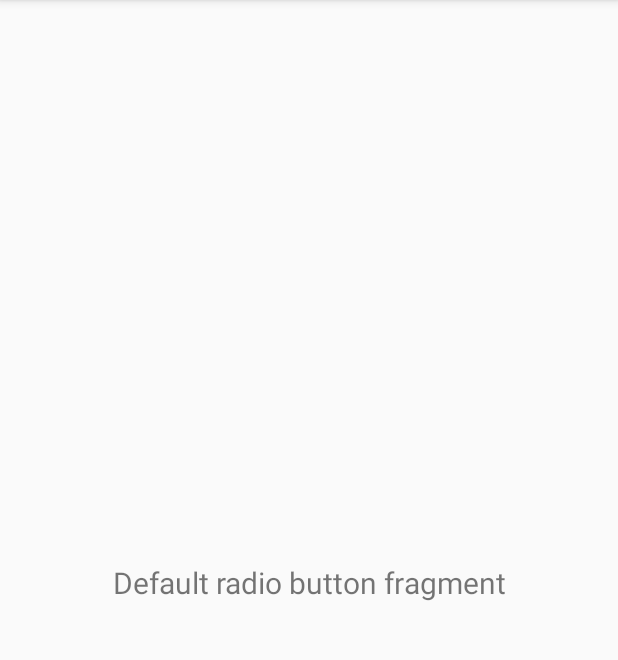
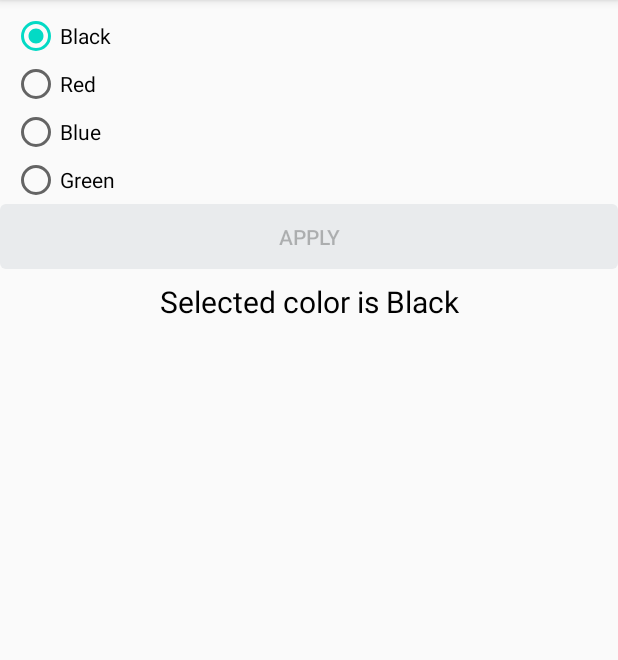
Before and after one commit to natalieytan/android-radio-button-experiment, an Android app: the fragment DefaultRadioButtonFragment shown on its own in the app's theme, on a phone screen of 412 x 824 dp, the part 84-744 px from its top. Run offline under Robolectric (Android 15) with nearby library versions, the phone set to English and light mode, and no system bars.

Commit message:
Add default radio button
- View Model keeps track of which color has been selected
- Apply button disabled if color is the same
- Add resources (colors, dimens, styles for button)

```diff
--- /dev/null
+++ b/app/src/main/java/com/example/radiobuttonexperiment/models/Color.kt
@@ -0,0 +1,19 @@
+package com.example.radiobuttonexperiment.models
+
+import com.example.radiobuttonexperiment.R
+
+
+enum class Color(val colorName: String) {
+    BLACK("Black"),
+    RED("Red"),
+    GREEN("Green"),
+    BLUE("Blue")
+}
+
+val Color.resource
+    get() = when(this) {
+        Color.BLACK -> R.color.colorBlack
+        Color.RED -> R.color.colorRed
+        Color.GREEN -> R.color.colorGreen
+        Color.BLUE -> R.color.colorBlue
+    }
--- a/app/src/main/java/com/example/radiobuttonexperiment/ui/defaultradiobutton/DefaultRadioButtonFragment.kt
+++ b/app/src/main/java/com/example/radiobuttonexperiment/ui/defaultradiobutton/DefaultRadioButtonFragment.kt
@@ -4,28 +4,65 @@ import android.os.Bundle
 import android.view.LayoutInflater
 import android.view.View
 import android.view.ViewGroup
-import android.widget.TextView
+import androidx.core.content.ContextCompat
 import androidx.fragment.app.Fragment
 import androidx.lifecycle.Observer
 import androidx.lifecycle.ViewModelProviders
 import com.example.radiobuttonexperiment.R
+import com.example.radiobuttonexperiment.models.Color
+import com.example.radiobuttonexperiment.models.resource
+import kotlinx.android.synthetic.main.fragment_default_radio_button.*
 
 class DefaultRadioButtonFragment : Fragment() {
 
     private lateinit var defaultRadioButtonViewModel: DefaultRadioButtonViewModel
 
     override fun onCreateView(
-            inflater: LayoutInflater,
-            container: ViewGroup?,
-            savedInstanceState: Bundle?
+        inflater: LayoutInflater,
+        container: ViewGroup?,
+        savedInstanceState: Bundle?
     ): View? {
         defaultRadioButtonViewModel =
-                ViewModelProviders.of(this).get(DefaultRadioButtonViewModel::class.java)
-        val root = inflater.inflate(R.layout.fragment_default_radio_button, container, false)
-        val textView: TextView = root.findViewById(R.id.textViewInfo)
-        defaultRadioButtonViewModel.text.observe(viewLifecycleOwner, Observer {
-            textView.text = it
+            ViewModelProviders.of(this).get(DefaultRadioButtonViewModel::class.java)
+        return inflater.inflate(R.layout.fragment_default_radio_button, container, false)
+    }
+
+    override fun onViewCreated(view: View, savedInstanceState: Bundle?) {
+        super.onViewCreated(view, savedInstanceState)
+        buttonApplyColor.isEnabled = false
+        radioGroupColors.check(getRadioButtonViewId(defaultRadioButtonViewModel.selectedColor.value!!));
+
+        defaultRadioButtonViewModel.selectedColor.observe(viewLifecycleOwner, Observer {
+            textViewInfo.text = defaultRadioButtonViewModel.displayString()
+            textViewInfo.setTextColor(ContextCompat.getColor(requireContext(), it.resource))
         })
-        return root
+
+        radioGroupColors.setOnCheckedChangeListener { _, selectedRadio ->
+            buttonApplyColor.isEnabled = when (getColor(selectedRadio)) {
+                defaultRadioButtonViewModel.selectedColor.value!! -> false
+                else -> true
+            }
+        }
+
+        buttonApplyColor.setOnClickListener {
+            val chosenColor = getColor(radioGroupColors.checkedRadioButtonId)
+            defaultRadioButtonViewModel.setSelectedColor(chosenColor)
+            buttonApplyColor.isEnabled = false
+        }
+    }
+
+    private fun getRadioButtonViewId(color: Color) = when (color) {
+        Color.BLACK -> R.id.radioButtonBlack
+        Color.RED -> R.id.radioButtonRed
+        Color.GREEN -> R.id.radioButtonGreen
+        Color.BLUE -> R.id.radioButtonBlue
+    }
+
+    private fun getColor(view: Int) = when (view) {
+        R.id.radioButtonBlack -> Color.BLACK
+        R.id.radioButtonRed -> Color.RED
+        R.id.radioButtonGreen -> Color.GREEN
+        R.id.radioButtonBlue -> Color.BLUE
+        else -> Color.BLACK
     }
 }
--- a/app/src/main/java/com/example/radiobuttonexperiment/ui/defaultradiobutton/DefaultRadioButtonViewModel.kt
+++ b/app/src/main/java/com/example/radiobuttonexperiment/ui/defaultradiobutton/DefaultRadioButtonViewModel.kt
@@ -3,11 +3,18 @@ package com.example.radiobuttonexperiment.ui.defaultradiobutton
 import androidx.lifecycle.LiveData
 import androidx.lifecycle.MutableLiveData
 import androidx.lifecycle.ViewModel
+import com.example.radiobuttonexperiment.models.Color
 
 class DefaultRadioButtonViewModel : ViewModel() {
+    private val _selectedColor = MutableLiveData<Color>().apply {
+        value = Color.BLACK
+    }
+    val selectedColor: LiveData<Color>
+        get() = _selectedColor
 
-    private val _text = MutableLiveData<String>().apply {
-        value = "Default radio button fragment"
+    fun displayString(): String { return "Selected color is ${selectedColor.value!!.colorName}" }
+
+    fun setSelectedColor(color: Color) {
+        _selectedColor.value = color
     }
-    val text: LiveData<String> = _text
 }
--- /dev/null
+++ b/app/src/main/res/drawable/button_background.xml
@@ -0,0 +1,19 @@
+<ripple xmlns:android="http://schemas.android.com/apk/res/android"
+    xmlns:tools="http://schemas.android.com/tools"
+    android:layout_width="wrap_content"
+    android:layout_height="wrap_content"
+    android:color="?attr/colorControlHighlight"
+    tools:ignore="NewApi">
+
+    <item>
+
+        <selector>
+
+            <item
+                android:drawable="@drawable/button_background_disabled"
+                android:state_enabled="false" />
+
+            <item android:drawable="@drawable/button_background_normal" />
+        </selector>
+    </item>
+</ripple>
--- /dev/null
+++ b/app/src/main/res/drawable/button_background_disabled.xml
@@ -0,0 +1,6 @@
+<?xml version="1.0" encoding="utf-8"?>
+<shape xmlns:android="http://schemas.android.com/apk/res/android"
+    android:shape="rectangle">
+    <solid android:color="@color/colorPebble15" />
+    <corners android:radius="@dimen/button_radius" />
+</shape>
--- /dev/null
+++ b/app/src/main/res/drawable/button_background_normal.xml
@@ -0,0 +1,6 @@
+<?xml version="1.0" encoding="utf-8"?>
+<shape xmlns:android="http://schemas.android.com/apk/res/android"
+    android:shape="rectangle">
+    <solid android:color="@color/colorYellow" />
+    <corners android:radius="@dimen/button_radius" />
+</shape>
--- a/app/src/main/res/layout/fragment_default_radio_button.xml
+++ b/app/src/main/res/layout/fragment_default_radio_button.xml
@@ -5,6 +5,51 @@
     android:layout_width="match_parent"
     android:layout_height="match_parent"
     tools:context=".ui.defaultradiobutton.DefaultRadioButtonFragment">
+
+    <RadioGroup xmlns:android="http://schemas.android.com/apk/res/android"
+        android:id="@+id/radioGroupColors"
+        android:layout_width="match_parent"
+        android:layout_height="wrap_content"
+        android:layout_marginStart="8dp"
+        android:layout_marginTop="8dp"
+        android:layout_marginEnd="8dp"
+        android:orientation="vertical"
+        app:layout_constraintStart_toStartOf="parent"
+        app:layout_constraintTop_toTopOf="parent">
+
+        <RadioButton
+            android:id="@+id/radioButtonBlack"
+            android:layout_width="wrap_content"
+            android:layout_height="wrap_content"
+            android:text="@string/black" />
+
+        <RadioButton
+            android:id="@+id/radioButtonRed"
+            android:layout_width="wrap_content"
+            android:layout_height="wrap_content"
+            android:text="@string/red" />
+
+        <RadioButton
+            android:id="@+id/radioButtonBlue"
+            android:layout_width="wrap_content"
+            android:layout_height="wrap_content"
+            android:text="@string/blue" />
+
+        <RadioButton
+            android:id="@+id/radioButtonGreen"
+            android:layout_width="wrap_content"
+            android:layout_height="wrap_content"
+            android:text="@string/green" />
+    </RadioGroup>
+
+    <Button
+        android:id="@+id/buttonApplyColor"
+        style="@style/AppTheme.Button"
+        android:layout_width="match_parent"
+        android:layout_height="wrap_content"
+        android:text="@string/apply"
+        app:layout_constraintStart_toStartOf="@id/radioGroupColors"
+        app:layout_constraintTop_toBottomOf="@id/radioGroupColors" />
 
     <TextView
         android:id="@+id/textViewInfo"
@@ -15,9 +60,7 @@
         android:layout_marginEnd="8dp"
         android:textAlignment="center"
         android:textSize="20sp"
-        app:layout_constraintBottom_toBottomOf="parent"
-        app:layout_constraintEnd_toEndOf="parent"
-        app:layout_constraintStart_toStartOf="parent"
-        app:layout_constraintTop_toTopOf="parent"
+        app:layout_constraintStart_toStartOf="@id/buttonApplyColor"
+        app:layout_constraintTop_toBottomOf="@id/buttonApplyColor"
         tools:ignore="RtlCompat" />
 </androidx.constraintlayout.widget.ConstraintLayout>
--- /dev/null
+++ b/app/src/main/res/values-v17/styles.xml
@@ -0,0 +1,15 @@
+<?xml version="1.0" encoding="utf-8"?>
+<resources>
+
+    <style name="CXSSTheme.Button" parent="Widget.AppCompat.Button">
+        <item name="android:paddingEnd">40dp</item>
+        <item name="android:paddingStart">40dp</item>
+        <item name="android:paddingBottom">12dp</item>
+        <item name="android:paddingTop">12dp</item>
+        <item name="android:minHeight">38dp</item>
+        <item name="android:background">@drawable/button_background</item>
+        <item name="android:singleLine">true</item>
+        <item name="android:lines">1</item>
+        <item name="android:ellipsize">end</item>
+    </style>
+</resources>
--- a/app/src/main/res/values/colors.xml
+++ b/app/src/main/res/values/colors.xml
@@ -3,4 +3,12 @@
     <color name="colorPrimary">#6200EE</color>
     <color name="colorPrimaryDark">#3700B3</color>
     <color name="colorAccent">#03DAC5</color>
+    <color name="colorYellow">#fdd835</color>
+    <color name="colorPebble15">#E9EBED</color>
+
+    <color name="colorBlack">#000000</color>
+    <color name="colorRed">#d50000</color>
+    <color name="colorBlue">#01579b</color>
+    <color name="colorGreen">#2e7d32</color>
+
 </resources>
--- a/app/src/main/res/values/dimens.xml
+++ b/app/src/main/res/values/dimens.xml
@@ -5,4 +5,6 @@
     <dimen name="nav_header_vertical_spacing">8dp</dimen>
     <dimen name="nav_header_height">176dp</dimen>
     <dimen name="fab_margin">16dp</dimen>
+    <dimen name="button_radius">4dp</dimen>
+
 </resources>
--- a/app/src/main/res/values/strings.xml
+++ b/app/src/main/res/values/strings.xml
@@ -11,4 +11,12 @@
     <string name="menu_styled_default_radio_button">Styled Default Radio Button</string>
     <string name="menu_custom_radio_button">Custom Radio Button</string>
     <string name="menu_custom_radio_group">Custom Radio Group</string>
+
+    <string name="black">Black</string>
+    <string name="red">Red</string>
+    <string name="blue">Blue</string>
+    <string name="green">Green</string>
+
+    <string name="apply">Apply</string>
+
 </resources>
--- a/app/src/main/res/values/styles.xml
+++ b/app/src/main/res/values/styles.xml
@@ -1,4 +1,4 @@
-<resources>
+<resources xmlns:tools="http://schemas.android.com/tools">
     <!-- Base application theme. -->
     <style name="AppTheme" parent="Theme.AppCompat.Light.DarkActionBar">
         <!-- Customize your theme here. -->
@@ -16,4 +16,16 @@
 
     <style name="AppTheme.PopupOverlay" parent="ThemeOverlay.AppCompat.Light" />
 
+    <style name="AppTheme.Button" parent="Widget.AppCompat.Button">
+        <item name="android:paddingEnd" tools:targetApi="jelly_bean_mr1">40dp</item>
+        <item name="android:paddingStart" tools:targetApi="jelly_bean_mr1">40dp</item>
+        <item name="android:paddingBottom">12dp</item>
+        <item name="android:paddingTop">12dp</item>
+        <item name="android:minHeight">38dp</item>
+        <item name="android:background">@drawable/button_background</item>
+        <item name="android:singleLine">true</item>
+        <item name="android:lines">1</item>
+        <item name="android:ellipsize">end</item>
+    </style>
+
 </resources>
```
